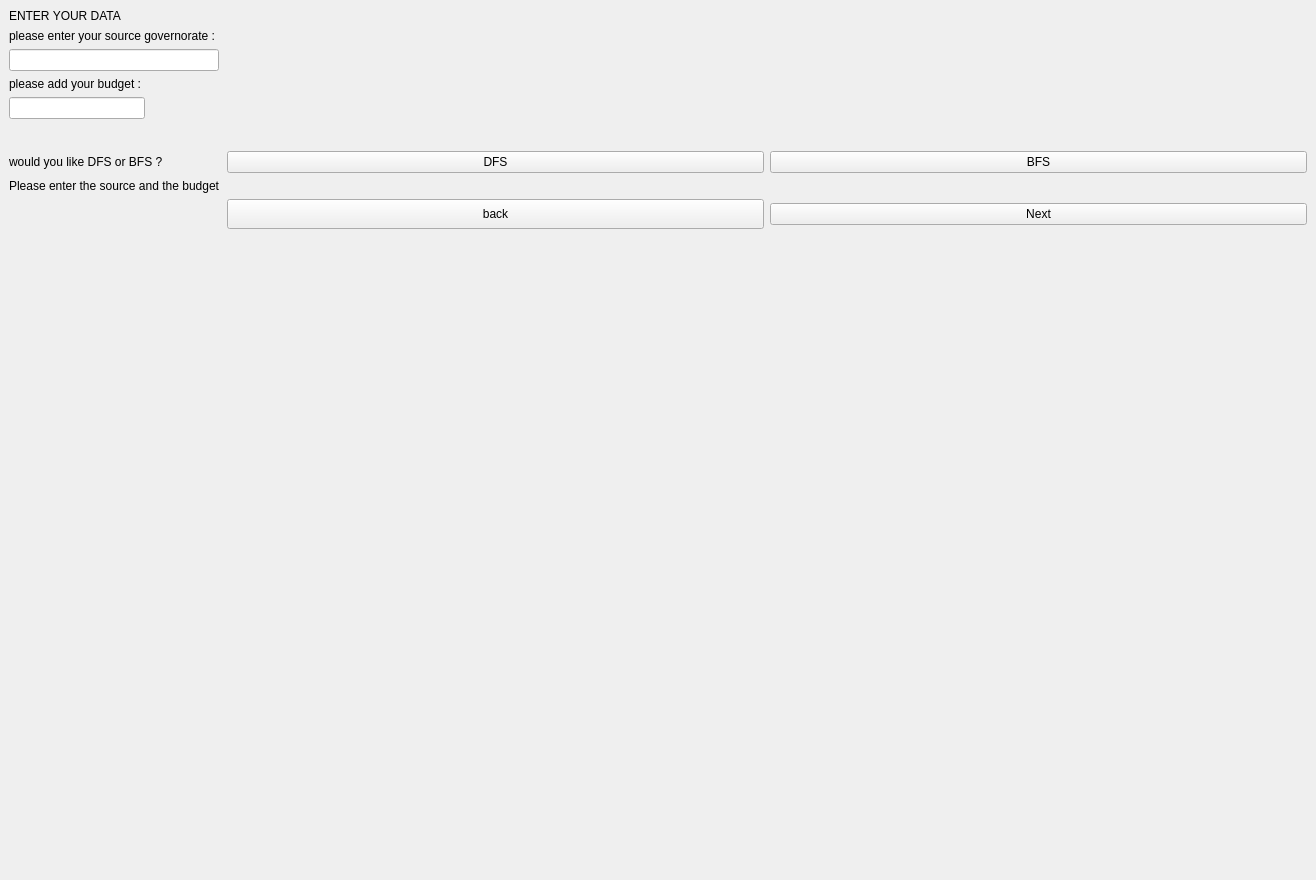
Old version of the form dataentry.ui in the repository mariamelkondakly/GuideMe.
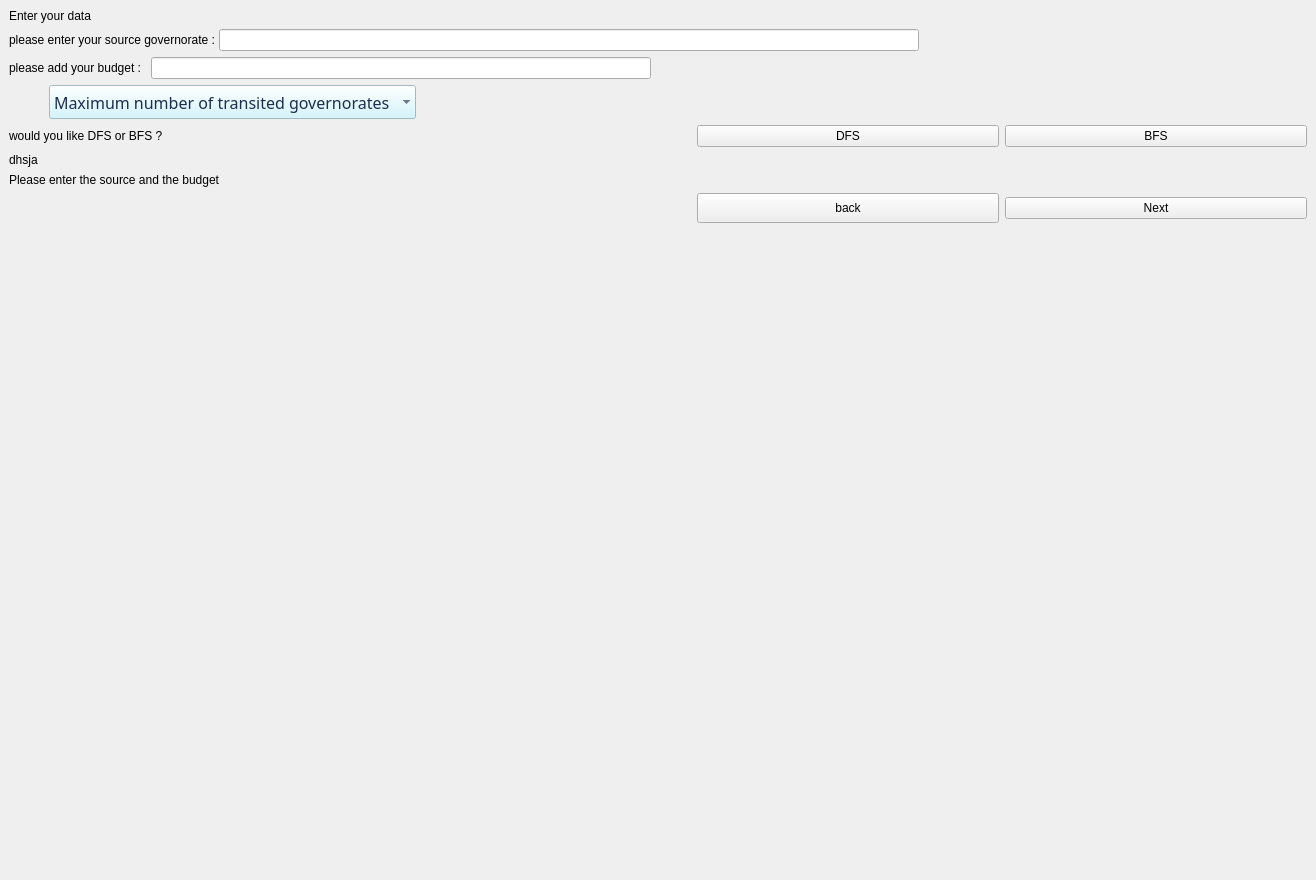
New version of the form. Icons and pictures are not drawn.

```diff
--- a/dataentry.ui
+++ b/dataentry.ui
@@ -29,62 +29,131 @@
    <item row="0" column="0">
     <widget class="QWidget" name="widget" native="true">
      <layout class="QFormLayout" name="formLayout">
-      <item row="0" column="0">
+      <item row="1" column="0" colspan="2">
        <widget class="QLabel" name="label_2">
         <property name="text">
-         <string>ENTER YOUR DATA</string>
+         <string>Enter your data</string>
+        </property>
+        <property name="margin">
+         <number>30</number>
         </property>
        </widget>
       </item>
-      <item row="2" column="0">
-       <layout class="QVBoxLayout" name="verticalLayout_3">
-        <item>
+      <item row="2" column="0" colspan="2">
+       <layout class="QHBoxLayout" name="horizontalLayout_4">
+        <property name="spacing">
+         <number>0</number>
+        </property>
+        <item alignment="Qt::AlignLeft">
          <widget class="QLabel" name="label_3">
+          <property name="maximumSize">
+           <size>
+            <width>700</width>
+            <height>16777215</height>
+           </size>
+          </property>
           <property name="text">
            <string>please enter your source governorate : </string>
           </property>
          </widget>
         </item>
+        <item alignment="Qt::AlignLeft">
+         <widget class="QLineEdit" name="lineEdit">
+          <property name="sizePolicy">
+           <sizepolicy hsizetype="Preferred" vsizetype="Fixed">
+            <horstretch>0</horstretch>
+            <verstretch>0</verstretch>
+           </sizepolicy>
+          </property>
+          <property name="minimumSize">
+           <size>
+            <width>700</width>
+            <height>0</height>
+           </size>
+          </property>
+          <property name="maximumSize">
+           <size>
+            <width>300</width>
+            <height>16777215</height>
+           </size>
+          </property>
+         </widget>
+        </item>
         <item>
-         <widget class="QLineEdit" name="lineEdit"/>
+         <spacer name="horizontalSpacer_2">
+          <property name="orientation">
+           <enum>Qt::Horizontal</enum>
+          </property>
+          <property name="sizeHint" stdset="0">
+           <size>
+            <width>40</width>
+            <height>20</height>
+           </size>
+          </property>
+         </spacer>
         </item>
        </layout>
       </item>
-      <item row="6" column="0">
-       <layout class="QVBoxLayout" name="verticalLayout_4">
+      <item row="3" column="0">
+       <layout class="QHBoxLayout" name="horizontalLayout_2">
         <item>
          <widget class="QLabel" name="label">
+          <property name="maximumSize">
+           <size>
+            <width>500</width>
+            <height>16777215</height>
+           </size>
+          </property>
           <property name="text">
            <string>please add your budget : </string>
           </property>
          </widget>
         </item>
+        <item alignment="Qt::AlignLeft">
+         <widget class="QLineEdit" name="lineEdit_2">
+          <property name="sizePolicy">
+           <sizepolicy hsizetype="Preferred" vsizetype="Fixed">
+            <horstretch>0</horstretch>
+            <verstretch>0</verstretch>
+           </sizepolicy>
+          </property>
+          <property name="minimumSize">
+           <size>
+            <width>500</width>
+            <height>0</height>
+           </size>
+          </property>
+          <property name="maximumSize">
+           <size>
+            <width>700</width>
+            <height>16777215</height>
+           </size>
+          </property>
+         </widget>
+        </item>
         <item>
-         <widget class="QLineEdit" name="lineEdit_2"/>
+         <spacer name="horizontalSpacer">
+          <property name="orientation">
+           <enum>Qt::Horizontal</enum>
+          </property>
+          <property name="sizeHint" stdset="0">
+           <size>
+            <width>40</width>
+            <height>20</height>
+           </size>
+          </property>
+         </spacer>
         </item>
        </layout>
       </item>
-      <item row="7" column="1">
-       <spacer name="horizontalSpacer">
-        <property name="orientation">
-         <enum>Qt::Horizontal</enum>
-        </property>
-        <property name="sizeHint" stdset="0">
-         <size>
-          <width>40</width>
-          <height>20</height>
-         </size>
-        </property>
-       </spacer>
-      </item>
-      <item row="9" column="0">
+      <item row="7" column="0">
        <widget class="QLabel" name="label_4">
         <property name="text">
          <string>would you like DFS or BFS ? </string>
         </property>
        </widget>
       </item>
-      <item row="9" column="1">
+      <item row="7" column="1">
        <layout class="QHBoxLayout" name="horizontalLayout">
         <item>
          <widget class="QPushButton" name="pushButton_3">
@@ -102,27 +171,24 @@
         </item>
        </layout>
       </item>
-      <item row="12" column="0">
+      <item row="8" column="0">
+       <widget class="QLabel" name="checkComplete">
+        <property name="text">
+         <string>&lt;html&gt;&lt;head/&gt;&lt;body&gt;&lt;p&gt;dhsja&lt;/p&gt;&lt;/body&gt;&lt;/html&gt;</string>
+        </property>
+        <property name="margin">
+         <number>7</number>
+        </property>
+       </widget>
+      </item>
+      <item row="9" column="0">
        <widget class="QLabel" name="label_5">
         <property name="text">
          <string>Please enter the source and the budget</string>
         </property>
        </widget>
       </item>
-      <item row="15" column="1">
-       <spacer name="verticalSpacer">
-        <property name="orientation">
-         <enum>Qt::Vertical</enum>
-        </property>
-        <property name="sizeHint" stdset="0">
-         <size>
-          <width>20</width>
-          <height>40</height>
-         </size>
-        </property>
-       </spacer>
-      </item>
-      <item row="13" column="1">
+      <item row="11" column="1">
        <layout class="QHBoxLayout" name="horizontalLayout_3">
         <item>
          <widget class="QPushButton" name="back1putton">
@@ -152,6 +218,112 @@
         </item>
        </layout>
       </item>
+      <item row="4" column="0">
+       <layout class="QHBoxLayout" name="horizontalLayout_6">
+        <item>
+         <spacer name="horizontalSpacer_3">
+          <property name="orientation">
+           <enum>Qt::Horizontal</enum>
+          </property>
+          <property name="sizeHint" stdset="0">
+           <size>
+            <width>40</width>
+            <height>20</height>
+           </size>
+          </property>
+         </spacer>
+        </item>
+        <item>
+         <widget class="QComboBox" name="comboBox">
+          <property name="maximumSize">
+           <size>
+            <width>500</width>
+            <height>16777215</height>
+           </size>
+          </property>
+          <property name="font">
+           <font>
+            <family>Sans Serif</family>
+            <pointsize>12</pointsize>
+            <italic>false</italic>
+            <bold>false</bold>
+           </font>
+          </property>
+          <property name="styleSheet">
+           <string notr="true">color: #1E2D4C;
+background-color: rgba(201, 243, 253,210);
+height:30px;
+font: 12pt &quot;Sans Serif&quot;;
+background-image: url( background-image: );
+</string>
+          </property>
+          <property name="frame">
+           <bool>false</bool>
+          </property>
+          <item>
+           <property name="text">
+            <string>Maximum number of transited governorates</string>
+           </property>
+          </item>
+          <item>
+           <property name="text">
+            <string>1</string>
+           </property>
+          </item>
+          <item>
+           <property name="text">
+            <string>2</string>
+           </property>
+          </item>
+          <item>
+           <property name="text">
+            <string>3</string>
+           </property>
+          </item>
+          <item>
+           <property name="text">
+            <string>4</string>
+           </property>
+          </item>
+          <item>
+           <property name="text">
+            <string>5</string>
+           </property>
+          </item>
+          <item>
+           <property name="text">
+            <string>6</string>
+           </property>
+          </item>
+          <item>
+           <property name="text">
+            <string>7</string>
+           </property>
+          </item>
+          <item>
+           <property name="text">
+            <string>8</string>
+           </property>
+          </item>
+          <item>
+           <property name="text">
+            <string>9</string>
+           </property>
+          </item>
+          <item>
+           <property name="text">
+            <string>10</string>
+           </property>
+          </item>
+          <item>
+           <property name="text">
+            <string>11</string>
+           </property>
+          </item>
+         </widget>
+        </item>
+       </layout>
+      </item>
      </layout>
     </widget>
    </item>
```
